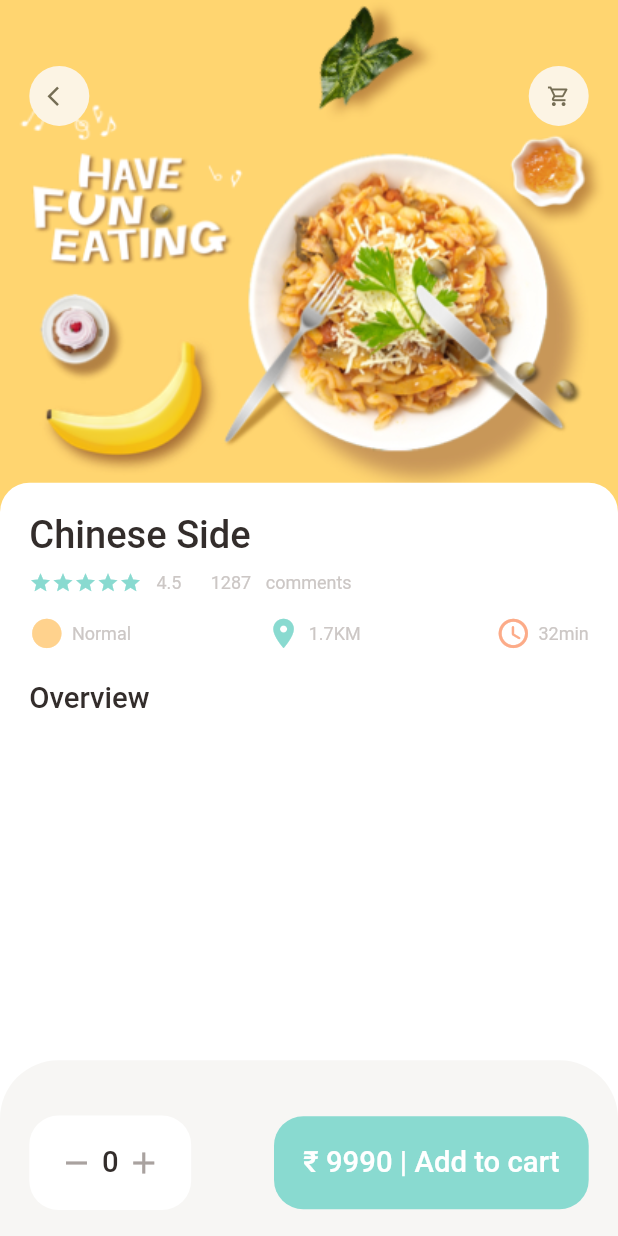
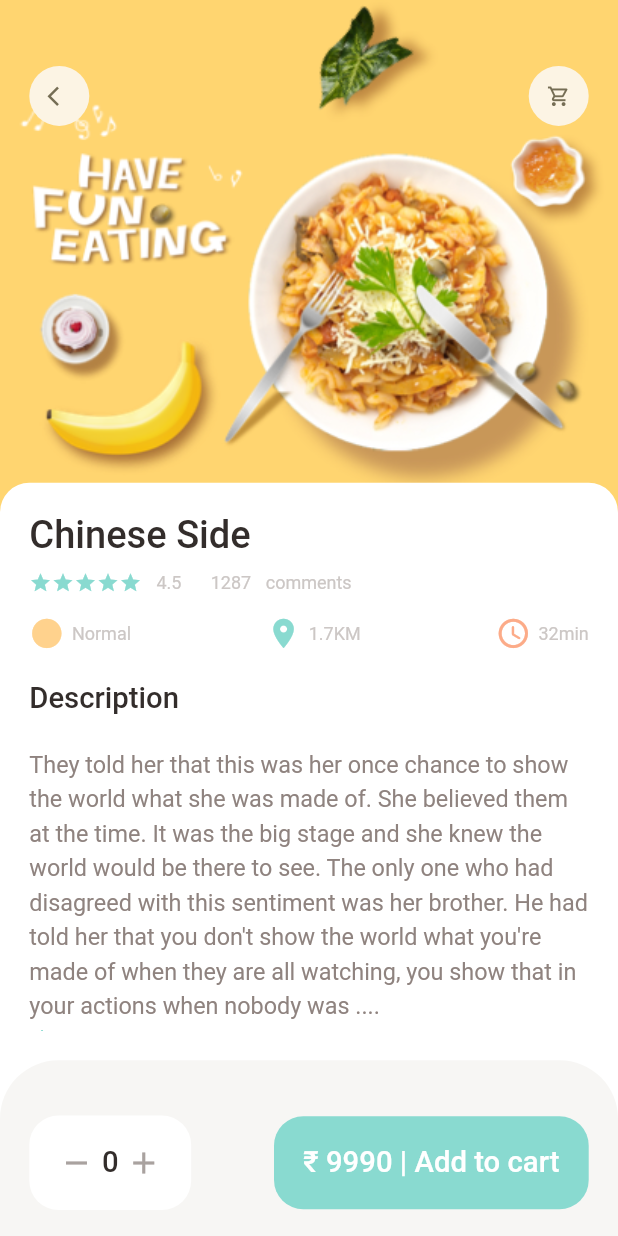
Before and after one commit to ManyuDhyani/Ecom-App, a Flutter app: the screen it shows after launch, on a phone screen of 412 x 824 dp. Run offline on Flutter 3.47's test engine with Material 2 defaults, Android fonts, the phone set to English and light mode, and no system bars; our stand-ins replace dots_indicator, get.

Commit message:
Added the Description section with reusable show more functionality for lengthy desc.

```diff
--- a/lib/pages/food/popular_food_detail.dart
+++ b/lib/pages/food/popular_food_detail.dart
@@ -2,6 +2,7 @@ import 'package:ecom_app/utils/colors.dart';
 import 'package:ecom_app/utils/dimensions.dart';
 import 'package:ecom_app/widgets/app_icon.dart';
 import 'package:ecom_app/widgets/big_text.dart';
+import 'package:ecom_app/widgets/expandable_text_widget.dart';
 import 'package:ecom_app/widgets/short_detail_food_app_column.dart';
 import 'package:flutter/material.dart';
 
@@ -14,6 +15,7 @@ class PopularFoodDetail extends StatelessWidget {
       backgroundColor: Colors.white,
       body: Stack(
         children: [
+          // Background Image
           Positioned(
             left: 0,
             right: 0,
@@ -28,6 +30,7 @@ class PopularFoodDetail extends StatelessWidget {
               ),
             ),
           ),
+          // Icon Widget
           Positioned(
             top: Dimensions.height45,
             left: Dimensions.width20,
@@ -40,6 +43,7 @@ class PopularFoodDetail extends StatelessWidget {
               ],
             ),
           ),
+          // Overview Food Title
           Positioned(
             top: Dimensions.popularFoodImgSize - 20,
             bottom: 0,
@@ -63,7 +67,17 @@ class PopularFoodDetail extends StatelessWidget {
                 children: [
                   ShortDetailAppColumn(text: "Chinese Side"),
                   SizedBox(height: Dimensions.height20),
-                  BigText(text: "Overview"),
+                  BigText(text: "Description"),
+                  SizedBox(height: Dimensions.height20),
+                  // Expandable Text Widget
+                  Expanded(
+                    child: SingleChildScrollView(
+                      child: ExpandableTextWidget(
+                          text:
+                              "They told her that this was her once chance to show the world what she was made of. She believed them at the time. It was the big stage and she knew the world would be there to see. The only one who had disagreed with this sentiment was her brother. He had told her that you don't show the world what you're made of when they are all watching, you show that in your actions when nobody was looking. It was looking more and more like her brother was correct."),
+                    ),
+                  ),
+                  SizedBox(height: Dimensions.height20),
                 ],
               ),
             ),
@@ -123,7 +137,7 @@ class PopularFoodDetail extends StatelessWidget {
                 borderRadius: BorderRadius.circular(Dimensions.radius20),
                 color: AppColors.mainColor,
               ),
-            )
+            ),
           ],
         ),
       ),
--- a/lib/utils/dimensions.dart
+++ b/lib/utils/dimensions.dart
@@ -27,6 +27,7 @@ class Dimensions {
   static double width50 = screenHeight / 16.88;
 
   // Fonts
+  static double font16 = screenHeight / 52.75;
   static double font20 = screenHeight / 42.2;
   static double font26 = screenHeight / 32.46;
 
--- /dev/null
+++ b/lib/widgets/expandable_text_widget.dart
@@ -0,0 +1,75 @@
+import 'package:ecom_app/utils/colors.dart';
+import 'package:ecom_app/utils/dimensions.dart';
+import 'package:ecom_app/widgets/small_text.dart';
+import 'package:flutter/cupertino.dart';
+import 'package:flutter/material.dart';
+
+class ExpandableTextWidget extends StatefulWidget {
+  final String text;
+  ExpandableTextWidget({Key? key, required this.text}) : super(key: key);
+
+  @override
+  State<ExpandableTextWidget> createState() => _ExpandableTextWidgetState();
+}
+
+class _ExpandableTextWidgetState extends State<ExpandableTextWidget> {
+  late String firstHalf;
+  late String secondHalf;
+  bool hiddenText = true;
+  double textHeight = Dimensions.screenHeight / 2.11;
+
+  @override
+  void initState() {
+    super.initState();
+    if (widget.text.length > textHeight) {
+      firstHalf = widget.text.substring(0, textHeight.toInt());
+      secondHalf =
+          widget.text.substring(textHeight.toInt() + 1, widget.text.length);
+    } else {
+      firstHalf = widget.text;
+      secondHalf = "";
+    }
+  }
+
+  @override
+  Widget build(BuildContext context) {
+    return Container(
+      child: secondHalf.isEmpty
+          ? SmallText(
+              text: firstHalf,
+              size: Dimensions.font16,
+              color: AppColors.paraColor,
+              height: 1.5,
+            )
+          : Column(
+              children: [
+                SmallText(
+                  text: hiddenText
+                      ? (firstHalf + "....")
+                      : (firstHalf + secondHalf),
+                  size: Dimensions.font16,
+                  color: AppColors.paraColor,
+                  height: 1.5,
+                ),
+                InkWell(
+                  onTap: () {
+                    setState(() {
+                      hiddenText = !hiddenText;
+                    });
+                  },
+                  child: Row(
+                    children: [
+                      SmallText(text: "Show more", color: AppColors.mainColor),
+                      Icon(
+                          hiddenText
+                              ? Icons.arrow_drop_down
+                              : Icons.arrow_drop_up,
+                          color: AppColors.mainColor)
+                    ],
+                  ),
+                )
+              ],
+            ),
+    );
+  }
+}
```
Also changed, not shown: Readme_Images/popularFoodDetail.png (added), 1 other file.
